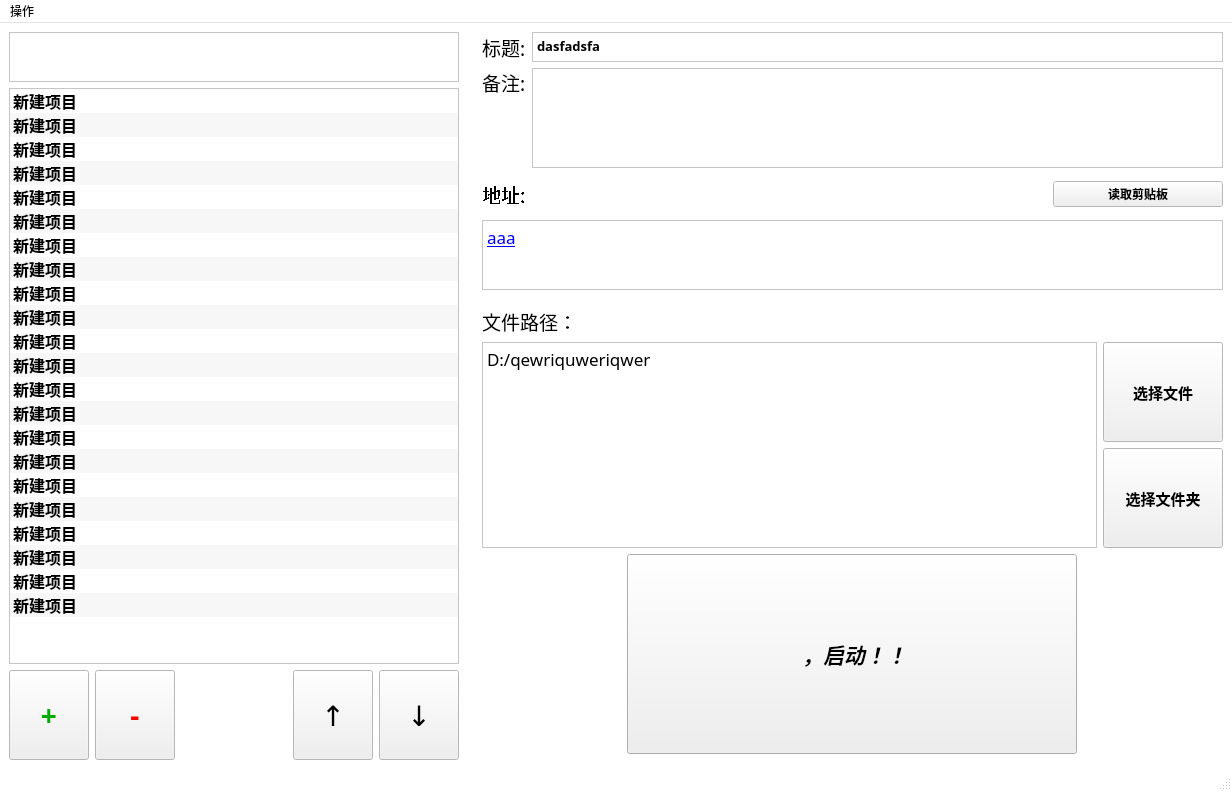
This is assets/toolkit.ui in Pillowe582/toolkit as Qt 5 draws it before an edit. The edited form follows.
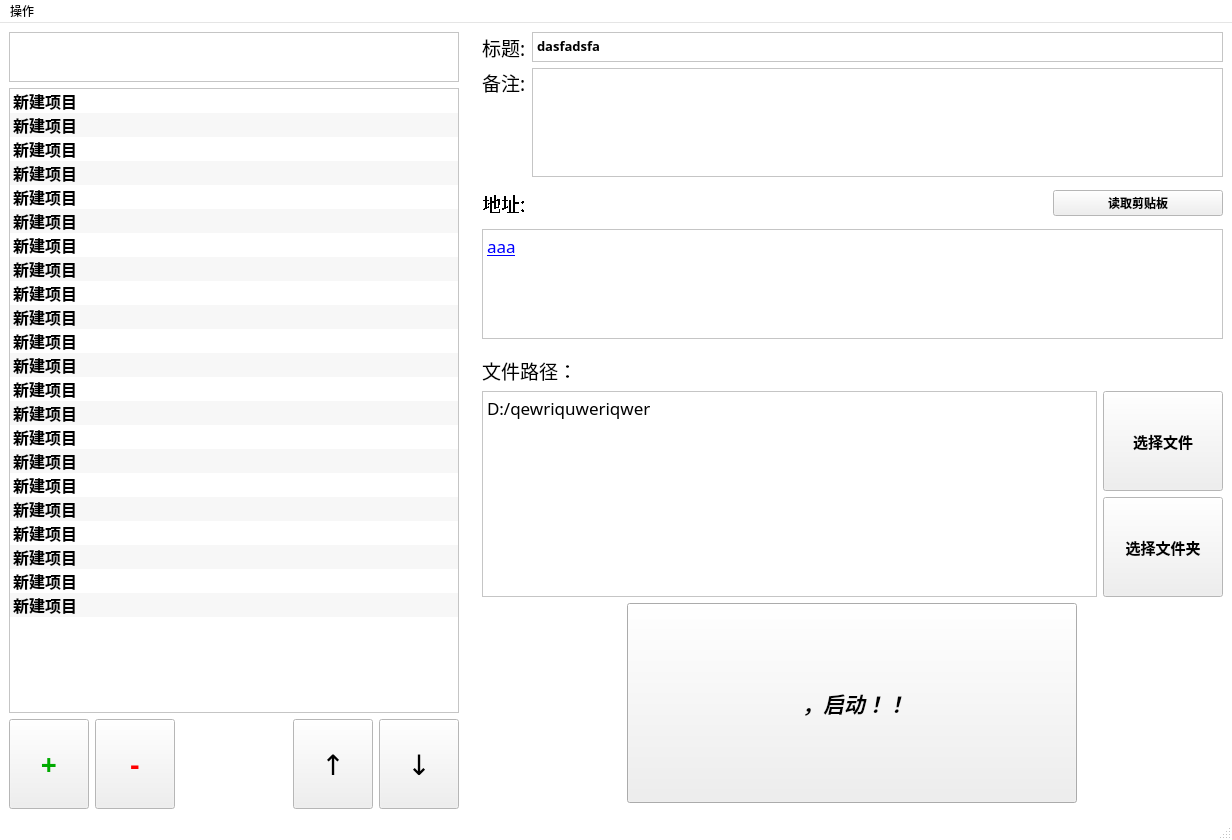
This is the edited form. Icons and pictures are not drawn.

```diff
--- a/assets/toolkit.ui
+++ b/assets/toolkit.ui
@@ -10,7 +10,7 @@
     <x>0</x>
     <y>0</y>
     <width>1232</width>
-    <height>740</height>
+    <height>840</height>
    </rect>
   </property>
   <property name="sizePolicy">
```
